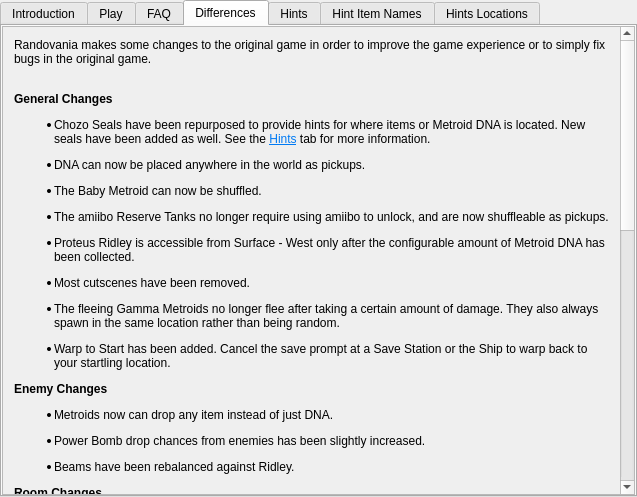
First picture: the form in randovania/gui/ui_files/games_tab_samusreturns_widget.ui, repository randovania/randovania, before the edit.
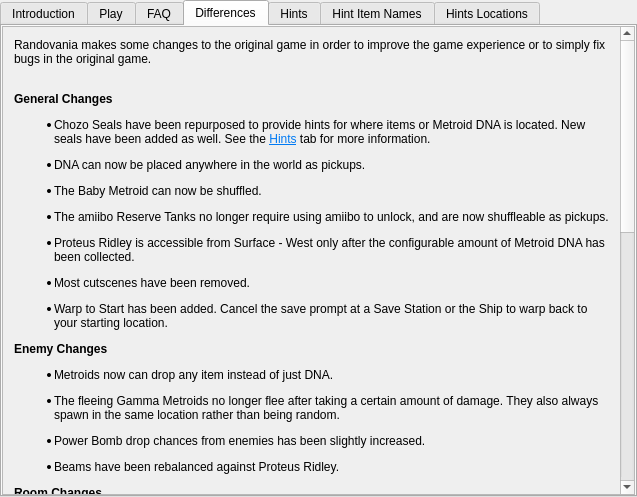
Second picture: the form after the edit. The open tabs and pages were chosen to show the change. Custom widgets are drawn as their Qt base class.

```diff
--- a/randovania/gui/ui_files/games_tab_samusreturns_widget.ui
+++ b/randovania/gui/ui_files/games_tab_samusreturns_widget.ui
@@ -149,16 +149,16 @@
     <property name="geometry">
      <rect>
       <x>0</x>
-      <y>0</y>
+      <y>-304</y>
       <width>617</width>
-      <height>1016</height>
+      <height>1003</height>
      </rect>
     </property>
     <layout class="QVBoxLayout" name="verticalLayout">
      <item>
       <widget class="QLabel" name="differences_label">
        <property name="text">
-        <string>&lt;html&gt;&lt;head/&gt;&lt;body&gt;&lt;p&gt;Randovania makes some changes to the original game in order to improve the game experience or to simply fix bugs in the original game.&lt;/p&gt;&lt;p&gt;&lt;br/&gt;&lt;span style=&quot; font-weight:600;&quot;&gt;General Changes&lt;/span&gt;&lt;/p&gt;&lt;ul style=&quot;margin-top: 0px; margin-bottom: 0px; margin-left: 0px; margin-right: 0px; -qt-list-indent: 1;&quot;&gt;&lt;li style=&quot; margin-top:12px; margin-bottom:0px; margin-left:0px; margin-right:0px; -qt-block-indent:0; text-indent:0px;&quot;&gt;Chozo Seals have been repurposed to provide hints for where items or Metroid DNA is located. New seals have been added as well. See the &lt;a href=&quot;tab:/Hints&quot;&gt;&lt;span style=&quot; text-decoration: underline; color:#007af4;&quot;&gt;Hints&lt;/span&gt;&lt;/a&gt; tab for more information.&lt;/li&gt;&lt;li style=&quot; margin-top:12px; margin-bottom:0px; margin-left:0px; margin-right:0px; -qt-block-indent:0; text-indent:0px;&quot;&gt;DNA can now be placed anywhere in the world as pickups.&lt;/li&gt;&lt;li style=&quot; margin-top:12px; margin-bottom:0px; margin-left:0px; margin-right:0px; -qt-block-indent:0; text-indent:0px;&quot;&gt;The Baby Metroid can now be shuffled.&lt;/li&gt;&lt;li style=&quot; margin-top:12px; margin-bottom:0px; margin-left:0px; margin-right:0px; -qt-block-indent:0; text-indent:0px;&quot;&gt;The amiibo Reserve Tanks no longer require using amiibo to unlock, and are now shuffleable as pickups.&lt;/li&gt;&lt;li style=&quot; margin-top:12px; margin-bottom:0px; margin-left:0px; margin-right:0px; -qt-block-indent:0; text-indent:0px;&quot;&gt;Proteus Ridley is accessible from Surface - West only after the configurable amount of Metroid DNA has been collected.&lt;/li&gt;&lt;li style=&quot; margin-top:12px; margin-bottom:0px; margin-left:0px; margin-right:0px; -qt-block-indent:0; text-indent:0px;&quot;&gt;Most cutscenes have been removed.&lt;/li&gt;&lt;li style=&quot; margin-top:12px; margin-bottom:0px; margin-left:0px; margin-right:0px; -qt-block-indent:0; text-indent:0px;&quot;&gt;The fleeing Gamma Metroids no longer flee after taking a certain amount of damage. They also always spawn in the same location rather than being random.&lt;/li&gt;&lt;li style=&quot; margin-top:12px; margin-bottom:0px; margin-left:0px; margin-right:0px; -qt-block-indent:0; text-indent:0px;&quot;&gt;Warp to Start has been added. Cancel the save prompt at a Save Station or the Ship to warp back to your startling location.&lt;/li&gt;&lt;/ul&gt;&lt;p&gt;&lt;span style=&quot; font-weight:600;&quot;&gt;Enemy Changes&lt;/span&gt;&lt;/p&gt;&lt;ul style=&quot;margin-top: 0px; margin-bottom: 0px; margin-left: 0px; margin-right: 0px; -qt-list-indent: 1;&quot;&gt;&lt;li style=&quot; margin-top:12px; margin-bottom:0px; margin-left:0px; margin-right:0px; -qt-block-indent:0; text-indent:0px;&quot;&gt;Metroids now can drop any item instead of just DNA.&lt;/li&gt;&lt;/ul&gt;&lt;ul style=&quot;margin-top: 0px; margin-bottom: 0px; margin-left: 0px; margin-right: 0px; -qt-list-indent: 1;&quot;&gt;&lt;li style=&quot; margin-top:12px; margin-bottom:0px; margin-left:0px; margin-right:0px; -qt-block-indent:0; text-indent:0px;&quot;&gt;Power Bomb drop chances from enemies has been slightly increased.&lt;/li&gt;&lt;li style=&quot; margin-top:12px; margin-bottom:0px; margin-left:0px; margin-right:0px; -qt-block-indent:0; text-indent:0px;&quot;&gt;Beams have been rebalanced against Ridley.&lt;/li&gt;&lt;/ul&gt;&lt;p&gt;&lt;span style=&quot; font-weight:600;&quot;&gt;Room Changes&lt;/span&gt;&lt;/p&gt;&lt;ul style=&quot;margin-top: 0px; margin-bottom: 0px; margin-left: 0px; margin-right: 0px; -qt-list-indent: 1;&quot;&gt;&lt;li style=&quot; margin-top:12px; margin-bottom:0px; margin-left:0px; margin-right:0px; -qt-block-indent:0; text-indent:0px;&quot;&gt;The hazardous liquid that prevents leaving areas early has been removed.&lt;/li&gt;&lt;/ul&gt;&lt;ul style=&quot;margin-top: 0px; margin-bottom: 0px; margin-left: 0px; margin-right: 0px; -qt-list-indent: 1;&quot;&gt;&lt;li style=&quot; margin-top:12px; margin-bottom:0px; margin-left:0px; margin-right:0px; -qt-block-indent:0; text-indent:0px;&quot;&gt;All designated heat rooms are now properly heated.&lt;/li&gt;&lt;/ul&gt;&lt;ul style=&quot;margin-top: 0px; margin-bottom: 0px; margin-left: 0px; margin-right: 0px; -qt-list-indent: 1;&quot;&gt;&lt;li style=&quot; margin-top:12px; margin-bottom:0px; margin-left:0px; margin-right:0px; -qt-block-indent:0; text-indent:0px;&quot;&gt;The Diggernaut Chase sequence has been removed and the corresponding rooms have been set to their post-chase state.&lt;/li&gt;&lt;li style=&quot; margin-top:12px; margin-bottom:0px; margin-left:0px; margin-right:0px; -qt-block-indent:0; text-indent:0px;&quot;&gt;The wall blocking the Landing Site from Surface - East after defeating the Queen has been removed.&lt;/li&gt;&lt;li style=&quot; margin-top:12px; margin-bottom:0px; margin-left:0px; margin-right:0px; -qt-block-indent:0; text-indent:0px;&quot;&gt;In the vanilla game, the Surface area where Proteus Ridley resides is a separate map from the starting Surface. These are normally not connected. This has been changed to warp the player to the other Surface map by passing the Baby blocks in the Landing Site. Once enough DNA is collected to access Ridley, you can no longer warp from Surface West to Surface East.&lt;/li&gt;&lt;/ul&gt;&lt;p&gt;&lt;span style=&quot; font-weight:600;&quot;&gt;Door Changes&lt;/span&gt;&lt;/p&gt;&lt;ul style=&quot;margin-top: 0px; margin-bottom: 0px; margin-left: 0px; margin-right: 0px; -qt-list-indent: 1;&quot;&gt;&lt;li style=&quot; margin-top:12px; margin-bottom:0px; margin-left:0px; margin-right:0px; -qt-block-indent:0; text-indent:0px;&quot;&gt;Most Charge Beam doors at the entrance and exit of every area have been changed to Power Beam doors, excluding Area 4 - Crystal Mines and Area 6.&lt;/li&gt;&lt;li style=&quot; margin-top:12px; margin-bottom:0px; margin-left:0px; margin-right:0px; -qt-block-indent:0; text-indent:0px;&quot;&gt;Most beam doors are now double-sided. This simplifies traversing through areas in reverse.&lt;/li&gt;&lt;li style=&quot; margin-top:12px; margin-bottom:0px; margin-left:0px; margin-right:0px; -qt-block-indent:0; text-indent:0px;&quot;&gt;Some one-way doors are now two-way. These include: &lt;br/&gt;&lt;br/&gt;&lt;span style=&quot; font-weight:600;&quot;&gt;Area1&lt;/span&gt;&lt;br/&gt;&lt;/li&gt;&lt;/ul&gt;&lt;ul type=&quot;circle&quot; style=&quot;margin-top: 0px; margin-bottom: 0px; margin-left: 0px; margin-right: 0px; -qt-list-indent: 2;&quot;&gt;&lt;li style=&quot; margin-top:0px; margin-bottom:0px; margin-left:0px; margin-right:0px; -qt-block-indent:0; text-indent:0px;&quot;&gt;The Missile door entering Bomb Chamber no longer locks, removing the requirement for Bombs and preventing a potential softlock.&lt;/li&gt;&lt;li style=&quot; margin-top:0px; margin-bottom:0px; margin-left:0px; margin-right:0px; -qt-block-indent:0; text-indent:0px;&quot;&gt;Shaft East can now be entered from the exterior without needing to open the door from the inside first.&lt;/li&gt;&lt;li style=&quot; margin-top:0px; margin-bottom:0px; margin-left:0px; margin-right:0px; -qt-block-indent:0; text-indent:0px;&quot;&gt;Exterior Alpha can now be exited without Bombs, preventing a potential softlock.&lt;/li&gt;&lt;p&gt;&lt;span style=&quot; font-weight:600;&quot;&gt;Area 3&lt;/span&gt;&lt;/p&gt;&lt;li style=&quot; margin-top:0px; margin-bottom:0px; margin-left:0px; margin-right:0px; -qt-block-indent:0; text-indent:0px;&quot;&gt;The two one-way doors in the Chozo Seal room no longer close behind you.&lt;/li&gt;&lt;p&gt;&lt;span style=&quot; font-weight:600;&quot;&gt;Area 4&lt;/span&gt;&lt;/p&gt;&lt;li style=&quot; margin-top:0px; margin-bottom:0px; margin-left:0px; margin-right:0px; -qt-block-indent:0; text-indent:0px;&quot;&gt;The Chozo Seal Spazer door no longer closes behind you if you go for the item.&lt;/li&gt;&lt;li style=&quot; margin-top:0px; margin-bottom:0px; margin-left:0px; margin-right:0px; -qt-block-indent:0; text-indent:0px;&quot;&gt;The Super Door connecting to Supers room is now two-way.&lt;/li&gt;&lt;p&gt;&lt;span style=&quot; font-weight:600;&quot;&gt;Area 5&lt;/span&gt;&lt;/p&gt;&lt;li style=&quot; margin-top:0px; margin-bottom:0px; margin-left:0px; margin-right:0px; -qt-block-indent:0; text-indent:0px;&quot;&gt;You can now enter and exit from both doors in the Plasma Beam room.&lt;/li&gt;&lt;li style=&quot; margin-top:0px; margin-bottom:0px; margin-left:0px; margin-right:0px; -qt-block-indent:0; text-indent:0px;&quot;&gt;Gravity Suit room can now be exited through the door as well as the Morph Ball tunnel.&lt;/li&gt;&lt;/ul&gt;&lt;/body&gt;&lt;/html&gt;</string>
+        <string>&lt;html&gt;&lt;head/&gt;&lt;body&gt;&lt;p&gt;Randovania makes some changes to the original game in order to improve the game experience or to simply fix bugs in the original game.&lt;/p&gt;&lt;p&gt;&lt;br/&gt;&lt;span style=&quot; font-weight:600;&quot;&gt;General Changes&lt;/span&gt;&lt;/p&gt;&lt;ul style=&quot;margin-top: 0px; margin-bottom: 0px; margin-left: 0px; margin-right: 0px; -qt-list-indent: 1;&quot;&gt;&lt;li style=&quot; margin-top:12px; margin-bottom:0px; margin-left:0px; margin-right:0px; -qt-block-indent:0; text-indent:0px;&quot;&gt;Chozo Seals have been repurposed to provide hints for where items or Metroid DNA is located. New seals have been added as well. See the &lt;a href=&quot;tab:/Hints&quot;&gt;&lt;span style=&quot; text-decoration: underline; color:#007af4;&quot;&gt;Hints&lt;/span&gt;&lt;/a&gt; tab for more information.&lt;/li&gt;&lt;li style=&quot; margin-top:12px; margin-bottom:0px; margin-left:0px; margin-right:0px; -qt-block-indent:0; text-indent:0px;&quot;&gt;DNA can now be placed anywhere in the world as pickups.&lt;/li&gt;&lt;li style=&quot; margin-top:12px; margin-bottom:0px; margin-left:0px; margin-right:0px; -qt-block-indent:0; text-indent:0px;&quot;&gt;The Baby Metroid can now be shuffled.&lt;/li&gt;&lt;li style=&quot; margin-top:12px; margin-bottom:0px; margin-left:0px; margin-right:0px; -qt-block-indent:0; text-indent:0px;&quot;&gt;The amiibo Reserve Tanks no longer require using amiibo to unlock, and are now shuffleable as pickups.&lt;/li&gt;&lt;li style=&quot; margin-top:12px; margin-bottom:0px; margin-left:0px; margin-right:0px; -qt-block-indent:0; text-indent:0px;&quot;&gt;Proteus Ridley is accessible from Surface - West only after the configurable amount of Metroid DNA has been collected.&lt;/li&gt;&lt;li style=&quot; margin-top:12px; margin-bottom:0px; margin-left:0px; margin-right:0px; -qt-block-indent:0; text-indent:0px;&quot;&gt;Most cutscenes have been removed.&lt;/li&gt;&lt;li style=&quot; margin-top:12px; margin-bottom:0px; margin-left:0px; margin-right:0px; -qt-block-indent:0; text-indent:0px;&quot;&gt;Warp to Start has been added. Cancel the save prompt at a Save Station or the Ship to warp back to your starting location.&lt;/li&gt;&lt;/ul&gt;&lt;p&gt;&lt;span style=&quot; font-weight:600;&quot;&gt;Enemy Changes&lt;/span&gt;&lt;/p&gt;&lt;ul style=&quot;margin-top: 0px; margin-bottom: 0px; margin-left: 0px; margin-right: 0px; -qt-list-indent: 1;&quot;&gt;&lt;li style=&quot; margin-top:12px; margin-bottom:0px; margin-left:0px; margin-right:0px; -qt-block-indent:0; text-indent:0px;&quot;&gt;Metroids now can drop any item instead of just DNA.&lt;/li&gt;&lt;/ul&gt;&lt;ul style=&quot;margin-top: 0px; margin-bottom: 0px; margin-left: 0px; margin-right: 0px; -qt-list-indent: 1;&quot;&gt;&lt;li style=&quot; margin-top:12px; margin-bottom:0px; margin-left:0px; margin-right:0px; -qt-block-indent:0; text-indent:0px;&quot;&gt;The fleeing Gamma Metroids no longer flee after taking a certain amount of damage. They also always spawn in the same location rather than being random.&lt;/li&gt;&lt;/ul&gt;&lt;ul style=&quot;margin-top: 0px; margin-bottom: 0px; margin-left: 0px; margin-right: 0px; -qt-list-indent: 1;&quot;&gt;&lt;li style=&quot; margin-top:12px; margin-bottom:0px; margin-left:0px; margin-right:0px; -qt-block-indent:0; text-indent:0px;&quot;&gt;Power Bomb drop chances from enemies has been slightly increased.&lt;/li&gt;&lt;li style=&quot; margin-top:12px; margin-bottom:0px; margin-left:0px; margin-right:0px; -qt-block-indent:0; text-indent:0px;&quot;&gt;Beams have been rebalanced against Proteus Ridley.&lt;/li&gt;&lt;/ul&gt;&lt;p&gt;&lt;span style=&quot; font-weight:600;&quot;&gt;Room Changes&lt;/span&gt;&lt;/p&gt;&lt;ul style=&quot;margin-top: 0px; margin-bottom: 0px; margin-left: 0px; margin-right: 0px; -qt-list-indent: 1;&quot;&gt;&lt;li style=&quot; margin-top:12px; margin-bottom:0px; margin-left:0px; margin-right:0px; -qt-block-indent:0; text-indent:0px;&quot;&gt;The hazardous liquid that prevents leaving areas early has been removed.&lt;/li&gt;&lt;/ul&gt;&lt;ul style=&quot;margin-top: 0px; margin-bottom: 0px; margin-left: 0px; margin-right: 0px; -qt-list-indent: 1;&quot;&gt;&lt;li style=&quot; margin-top:12px; margin-bottom:0px; margin-left:0px; margin-right:0px; -qt-block-indent:0; text-indent:0px;&quot;&gt;All designated heat rooms are now properly heated.&lt;/li&gt;&lt;/ul&gt;&lt;ul style=&quot;margin-top: 0px; margin-bottom: 0px; margin-left: 0px; margin-right: 0px; -qt-list-indent: 1;&quot;&gt;&lt;li style=&quot; margin-top:12px; margin-bottom:0px; margin-left:0px; margin-right:0px; -qt-block-indent:0; text-indent:0px;&quot;&gt;The Diggernaut Chase sequence has been removed and the corresponding rooms have been set to their post-chase state.&lt;/li&gt;&lt;li style=&quot; margin-top:12px; margin-bottom:0px; margin-left:0px; margin-right:0px; -qt-block-indent:0; text-indent:0px;&quot;&gt;The wall blocking the Landing Site from Surface - East after defeating the Queen has been removed.&lt;/li&gt;&lt;li style=&quot; margin-top:12px; margin-bottom:0px; margin-left:0px; margin-right:0px; -qt-block-indent:0; text-indent:0px;&quot;&gt;In the vanilla game, the Surface area where Proteus Ridley resides is a separate map from the starting Surface. These are normally not connected. This has been changed to warp the player to the other Surface map by passing the Baby blocks in the Landing Site. Once enough DNA is collected to access Ridley, you can no longer warp from Surface West to Surface East.&lt;/li&gt;&lt;/ul&gt;&lt;p&gt;&lt;span style=&quot; font-weight:600;&quot;&gt;Door Changes&lt;/span&gt;&lt;/p&gt;&lt;ul style=&quot;margin-top: 0px; margin-bottom: 0px; margin-left: 0px; margin-right: 0px; -qt-list-indent: 1;&quot;&gt;&lt;li style=&quot; margin-top:12px; margin-bottom:0px; margin-left:0px; margin-right:0px; -qt-block-indent:0; text-indent:0px;&quot;&gt;Most Charge Beam doors at the entrance and exit of every area have been changed to Power Beam doors, excluding Area 4 - Crystal Mines and Area 6.&lt;/li&gt;&lt;li style=&quot; margin-top:12px; margin-bottom:0px; margin-left:0px; margin-right:0px; -qt-block-indent:0; text-indent:0px;&quot;&gt;Most beam doors are now double-sided. This simplifies traversing through areas in reverse.&lt;/li&gt;&lt;li style=&quot; margin-top:12px; margin-bottom:0px; margin-left:0px; margin-right:0px; -qt-block-indent:0; text-indent:0px;&quot;&gt;Some one-way doors are now two-way to prevent softlocks or make traversal less restrictive. These include: &lt;br/&gt;&lt;br/&gt;&lt;span style=&quot; font-weight:600;&quot;&gt;Area1&lt;/span&gt;&lt;br/&gt;&lt;/li&gt;&lt;/ul&gt;&lt;ul type=&quot;circle&quot; style=&quot;margin-top: 0px; margin-bottom: 0px; margin-left: 0px; margin-right: 0px; -qt-list-indent: 2;&quot;&gt;&lt;li style=&quot; margin-top:0px; margin-bottom:0px; margin-left:0px; margin-right:0px; -qt-block-indent:0; text-indent:0px;&quot;&gt;Bomb Chamber to Bomb Chamber Access&lt;/li&gt;&lt;ul type=&quot;circle&quot; style=&quot;margin-top: 0px; margin-bottom: 0px; margin-left: 0px; margin-right: 0px; -qt-list-indent: 2;&quot;&gt;&lt;li style=&quot; margin-top:0px; margin-bottom:0px; margin-left:0px; margin-right:0px; -qt-block-indent:0; text-indent:0px;&quot;&gt;Temple Exterior to Inner Temple East Hall &lt;/li&gt;&lt;/ul&gt;&lt;li style=&quot; margin-top:0px; margin-bottom:0px; margin-left:0px; margin-right:0px; -qt-block-indent:0; text-indent:0px;&quot;&gt;Exterior Alpha Arena to Temple Exterior&lt;/li&gt;&lt;p&gt;&lt;span style=&quot; font-weight:600;&quot;&gt;Area 3&lt;/span&gt;&lt;/p&gt;&lt;li style=&quot; margin-top:0px; margin-bottom:0px; margin-left:0px; margin-right:0px; -qt-block-indent:0; text-indent:0px;&quot;&gt;The one-way doors in Transport to Area 2 and Transport to Area 4&lt;/li&gt;&lt;p&gt;&lt;span style=&quot; font-weight:600;&quot;&gt;Area 4&lt;/span&gt;&lt;/p&gt;&lt;ul type=&quot;circle&quot; style=&quot;margin-top: 0px; margin-bottom: 0px; margin-left: 0px; margin-right: 0px; -qt-list-indent: 2;&quot;&gt;&lt;li style=&quot; margin-top:0px; margin-bottom:0px; margin-left:0px; margin-right:0px; -qt-block-indent:0; text-indent:0px;&quot;&gt;Caves Intersection Terminal to Transport to Area 3 and Crystal Mines&lt;/li&gt;&lt;/ul&gt;&lt;li style=&quot; margin-top:0px; margin-bottom:0px; margin-left:0px; margin-right:0px; -qt-block-indent:0; text-indent:0px;&quot;&gt;Mines Intersection Terminal to Super Missile Chamber&lt;/li&gt;&lt;p&gt;&lt;span style=&quot; font-weight:600;&quot;&gt;Area 5&lt;/span&gt;&lt;/p&gt;&lt;li style=&quot; margin-top:0px; margin-bottom:0px; margin-left:0px; margin-right:0px; -qt-block-indent:0; text-indent:0px;&quot;&gt;Plasma Beam Chamber to Grapple Shuffler and Autrack Acropolis&lt;/li&gt;&lt;li style=&quot; margin-top:0px; margin-bottom:0px; margin-left:0px; margin-right:0px; -qt-block-indent:0; text-indent:0px;&quot;&gt;Gravity Suit Chamber to Gravity Suit Chamber Access&lt;/li&gt;&lt;/ul&gt;&lt;/body&gt;&lt;/html&gt;</string>
        </property>
        <property name="alignment">
         <set>Qt::AlignLeading|Qt::AlignLeft|Qt::AlignTop</set>
```
